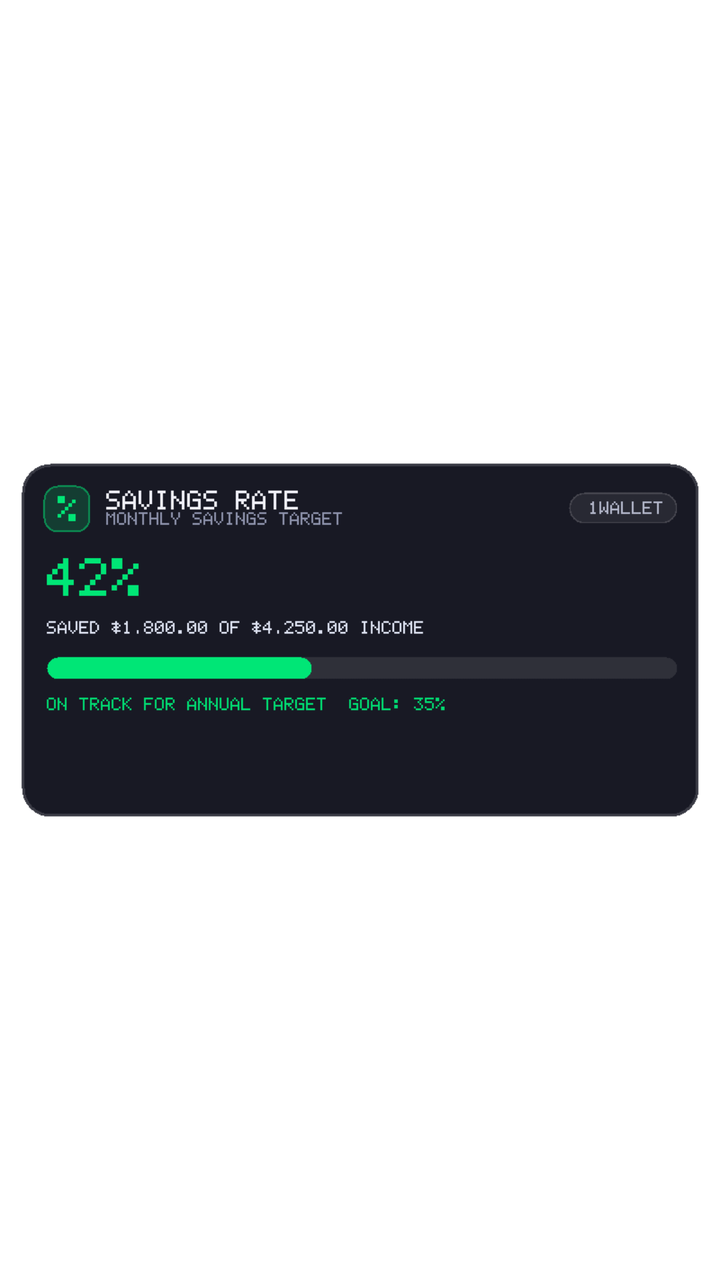
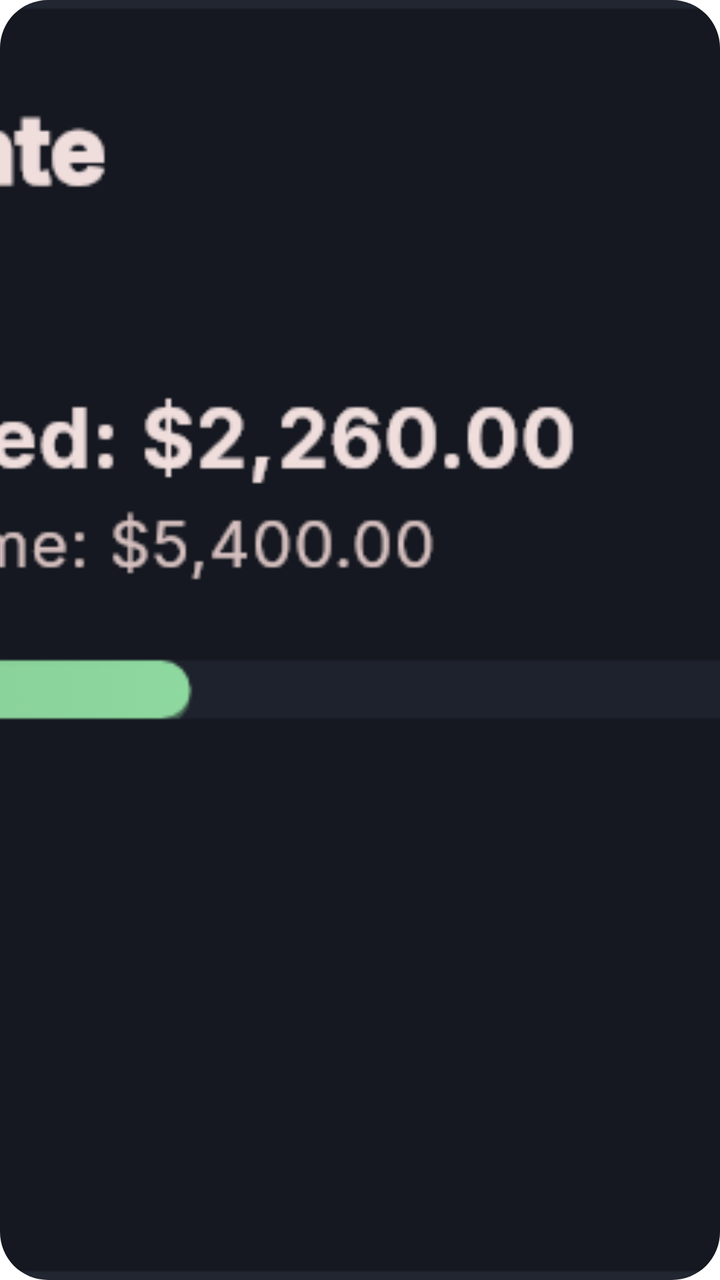

Before-and-after screenshots of an Android layout around one commit, followed by the original layout XML and the change that was made.
<!-- AndroidManifest.xml: fallback theme Theme.MaterialComponents.DayNight.NoActionBar -->
<!-- res/layout/widget_savings_rate.xml -->
<?xml version="1.0" encoding="utf-8"?>
<ImageView xmlns:android="http://schemas.android.com/apk/res/android"
    android:id="@+id/widget_savings_rate_root"
    android:layout_width="match_parent"
    android:layout_height="match_parent"
    android:scaleType="fitCenter"
    android:adjustViewBounds="true"
    android:src="@drawable/widget_preview_savings_rate"
    android:contentDescription="1Wallet Monthly Savings Rate" />
<!-- resources referenced by this layout -->
<resources>
  <!-- drawable widget_preview_savings_rate: png bitmap (drawable, 4768 bytes) -->
</resources>

<!-- the commit's change to res/layout/widget_savings_rate.xml (unified diff, before → after) -->
@@ -3,7 +3,9 @@
     android:id="@+id/widget_savings_rate_root"
     android:layout_width="match_parent"
     android:layout_height="match_parent"
-    android:scaleType="fitCenter"
-    android:adjustViewBounds="true"
+    android:background="@drawable/widget_background"
+    android:clipToOutline="true"
+    android:scaleType="centerCrop"
+    android:adjustViewBounds="false"
     android:src="@drawable/widget_preview_savings_rate"
     android:contentDescription="1Wallet Monthly Savings Rate" />
<!-- resource entries referenced after the edit -->
@@ -1,5 +1,15 @@
 <!-- resources referenced by this layout -->
 <resources>
-  <!-- drawable widget_preview_savings_rate: png bitmap (drawable, 4768 bytes) -->
+  <!-- drawable widget_background (drawable) -->
+  <?xml version="1.0" encoding="utf-8"?>
+  <shape xmlns:android="http://schemas.android.com/apk/res/android"
+      android:shape="rectangle">
+      <solid android:color="#FF151820" />
+      <corners android:radius="24dp" />
+      <stroke
+          android:width="1.2dp"
+          android:color="#33FFFFFF" />
+  </shape>
+  <!-- drawable widget_preview_savings_rate: png bitmap (drawable, 31351 bytes) -->
 </resources>
 
